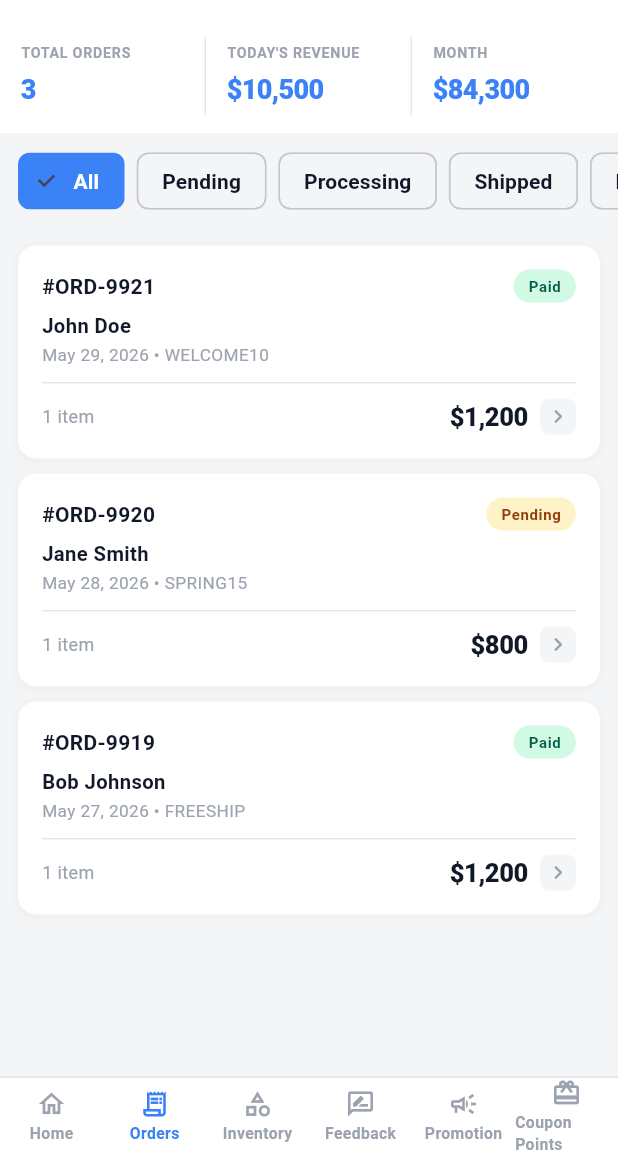
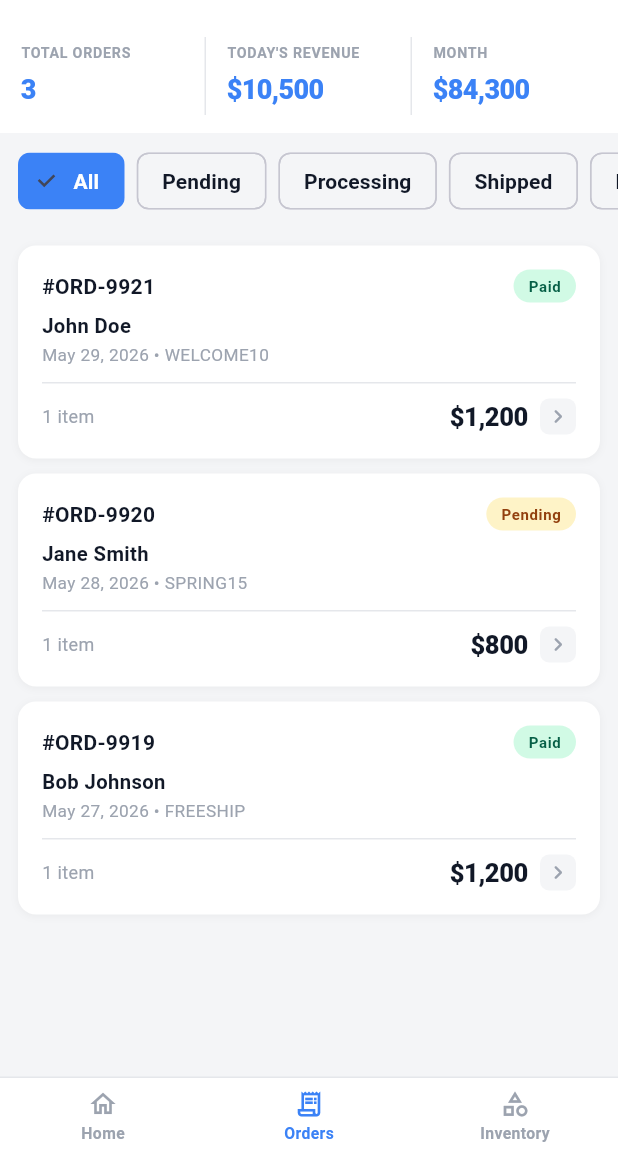
Before and after one commit to Computer-Shop-project-futter/frontend-computer-shop, a Flutter app: the HomeShell screen opened by its route, item 2 of the bottom bar chosen, on a phone screen of 412 x 824 dp, the part 80-1236 px from its top. Run offline on Flutter 3.47's test engine with Material 3 defaults, Android fonts, the phone set to English and light mode, and no system bars; our stand-ins replace carousel_slider, connectivity_plus, dio, flutter_dotenv, flutter_riverpod, flutter_secure_storage and 7 more; missing offline and left inert: dart:html, gotrue; accounts and stored records are empty; Roboto replaces fonts that are missing (Poppins).

Commit message:
Resolve merge conflict

```diff
--- a/lib/admin/data/app_data.dart
+++ b/lib/admin/data/app_data.dart
@@ -11,8 +11,6 @@ class AppData {
     name: 'Alexander R.',
     role: 'SYSTEM ADMIN',
   );
-
-
 
   // ── Dashboard metrics ────────────────────────
   static List<MetricItem> get metrics => [
@@ -180,10 +178,6 @@ class AppData {
     'Orders',
     'Inventory',
 
-    'Feedback',
-    'Promotion',
-    'Coupon Points',
-
   ];
 
   static List<OrderDetail> get orders => [
--- a/lib/admin/home_shell.dart
+++ b/lib/admin/home_shell.dart
@@ -84,13 +84,6 @@ class _HomeShellState extends State<HomeShell> {
         return 'Order Fulfillment';
       case 2:
         return 'Master Catalog';
-      case 3:
-
-        return 'Feedback';
-      case 4:
-        return 'Promotion';
-      case 5:
-        return 'Coupon Points';
 
       case 0:
       default:
@@ -302,14 +295,6 @@ class _BottomNav extends StatelessWidget {
         return Icons.receipt_long_outlined;
       case 2:
         return Icons.category_outlined;
-      case 3:
-
-        return Icons.rate_review_outlined;
-      case 4:
-        return Icons.campaign_outlined;
-      case 5:
-        return Icons.card_giftcard_outlined;
-
       default:
         return Icons.circle_outlined;
     }
```
Also changed, not shown: lib/admin/widgets/coupon/couponCard.dart (+6 -9 lines), lib/admin/widgets/feedback/feedback_screen.dart (+2 -7 lines), lib/admin/widgets/promotion/promotion_screen.dart (+3 -8 lines), 3 other files.
